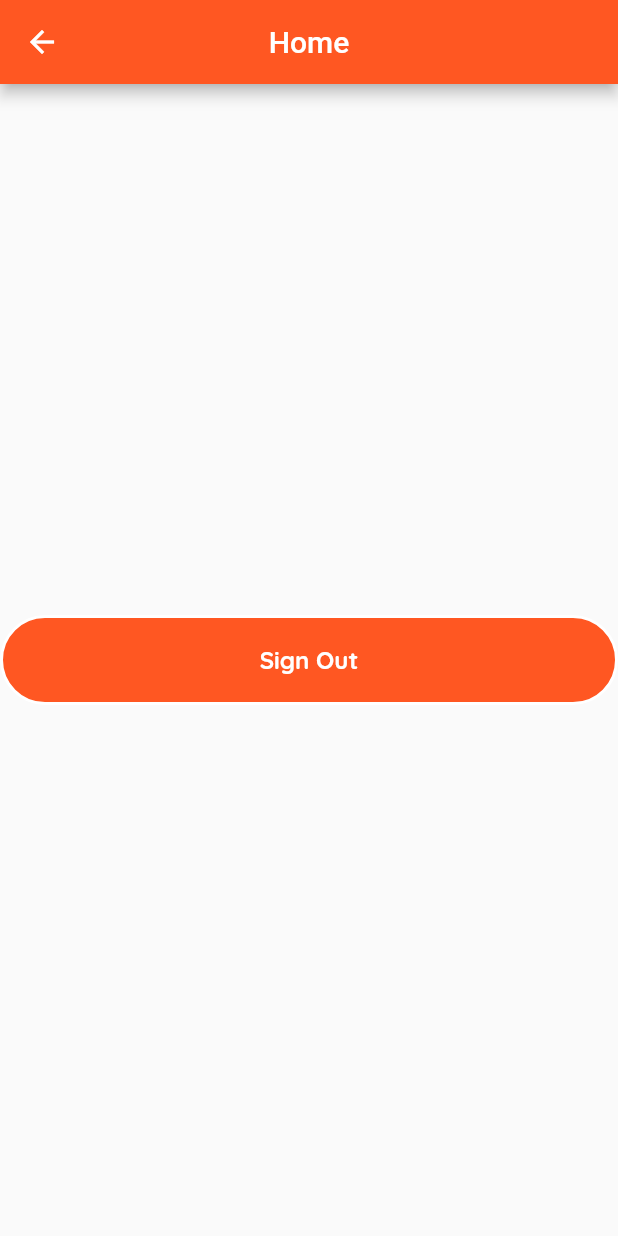
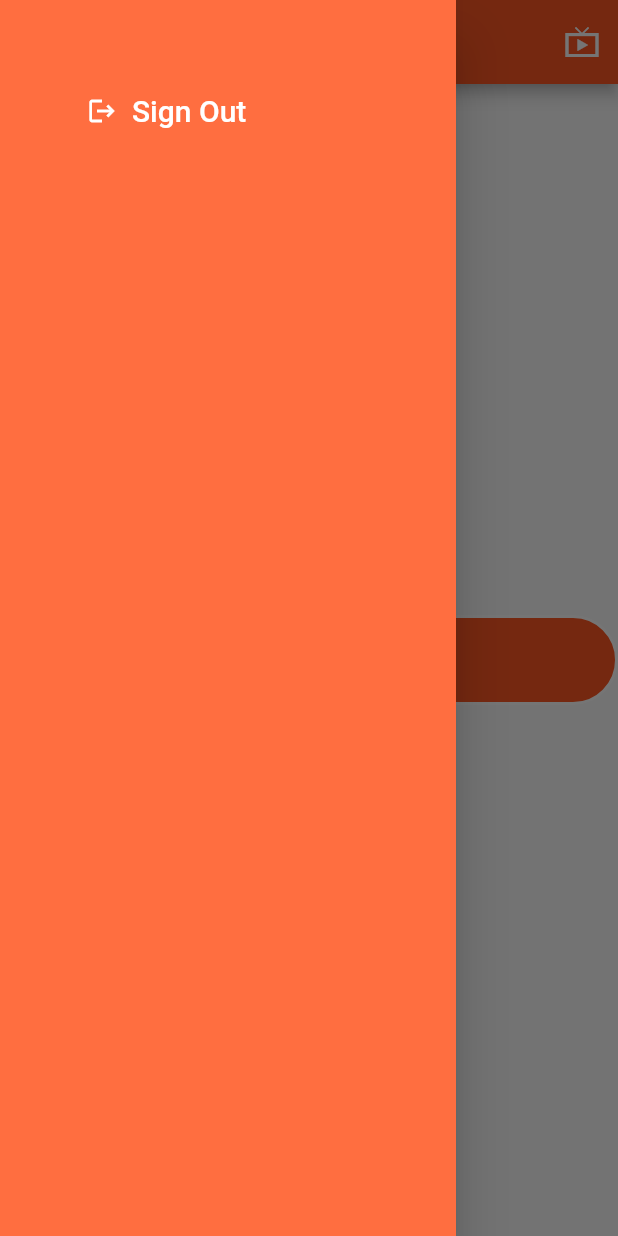
Before and after one commit to GARVIT1235/Food_Ordering_App-Delightss-, a Flutter app: the HomePage screen opened by its route, with the side drawer open (before the commit the screen has no drawer), on a phone screen of 412 x 824 dp. Run offline on Flutter 3.47's test engine with Material 2 defaults, Android fonts, the phone set to English and light mode, and no system bars; our stand-ins replace animated_text_kit, firebase_auth, firebase_core, flutter_map, fluttertoast, geocoding and 4 more; accounts and stored records are empty.

Commit message:
second 1.0

```diff
--- a/lib/Pages/Home.dart
+++ b/lib/Pages/Home.dart
@@ -1,4 +1,5 @@
 import 'package:Delightss/Services/Login.dart';
+import 'package:Delightss/Widgets/Drawer.dart';
 import 'package:flutter/material.dart';
 import 'package:provider/provider.dart';
 
@@ -7,9 +8,17 @@ class HomePage extends StatelessWidget {
   Widget build(BuildContext context) {
     LoginService loginService = Provider.of<LoginService>(context, listen: false);
     return Scaffold(
+        drawer: Drawer(
+            child: SideBar()
+        ),
       appBar: AppBar(
         title: Text('Home'),
         centerTitle: true,
+        actions: [
+          loginService.isUserLoggedIn()?
+          IconButton(icon: Icon(Icons.live_tv_sharp), onPressed: () {  },):
+          IconButton(icon: Icon(Icons.block), onPressed: () {  },)
+        ],
       ),
       body: Center(
         child: Container(
--- a/lib/Services/Map.dart
+++ b/lib/Services/Map.dart
@@ -100,7 +100,7 @@ class _MapServiceState extends State<MapService> {
                 children: [
                   Expanded(
                     flex: 2,
-                      child: Text(currentAddress)),
+                      child: Text(currentAddress,style: TextStyle(color: Colors.white,fontWeight: FontWeight.bold),)),
                   SizedBox(width: 8,),
                   Expanded(
                     flex: 1,
@@ -108,7 +108,7 @@ class _MapServiceState extends State<MapService> {
                         onPressed: () {
                           _determinePosition();
                         },
-                        child: Text('Locate me')),
+                        child: Text('Locate me',style: TextStyle(color: Colors.white,fontWeight:FontWeight.bold ),)),
                   ),
                 ],
               ),
--- a/lib/Widgets/Drawer.dart
+++ b/lib/Widgets/Drawer.dart
@@ -0,0 +1,72 @@
+import 'package:Delightss/Services/Login.dart';
+import 'package:flutter/material.dart';
+import 'package:provider/provider.dart';
+
+class SideBar extends StatelessWidget {
+  @override
+  Widget build(BuildContext context) {
+
+    LoginService loginService = Provider.of<LoginService>(context, listen: false);
+
+    bool userLoggedIn = loginService.loggedInUserModel != null;
+
+    return Scaffold(
+        body: Container(
+          color: Colors.deepOrangeAccent,
+            padding: EdgeInsets.all(50),
+            child: Column(
+              crossAxisAlignment: CrossAxisAlignment.stretch,
+              mainAxisAlignment: MainAxisAlignment.spaceBetween,
+              children: [
+                Column(
+                  children: [
+                    TextButton(
+                        onPressed: () async {
+                          if (userLoggedIn) {
+                            await loginService.signOut();
+                            Navigator.of(context).pushReplacementNamed('/login');
+                          }
+                          else {
+                            bool success = await loginService.signInWithGoogle();
+                            if (success) {
+                              Navigator.of(context).pushReplacementNamed('/home');
+                            }
+                          }
+                        },
+                        child: Row(
+                          children: [
+                            Icon(userLoggedIn ? Icons.logout : Icons.login, color: Colors.white, size: 20),
+                            SizedBox(width: 10),
+                            Text(userLoggedIn ? 'Sign Out ' : 'Login ',
+                                style: TextStyle(color: Colors.white, fontSize: 20)
+                            )
+                          ],
+                        )
+                    ),
+                    SizedBox(height: 10),
+                    Visibility(
+                        visible: !userLoggedIn,
+                        child: TextButton(
+                            onPressed: ()  {
+
+                            },
+                            child: Row(
+                              children: [
+                                Icon(Icons.home, color: Colors.white, size: 20),
+                                SizedBox(width: 10),
+                                Text('Welcome ',
+                                    style: TextStyle(color: Colors.white, fontSize: 20)
+                                )
+                              ],
+                            )
+                        )
+                    )
+                  ],
+                ),
+              ],
+            )
+        )
+    );
+  }
+
+}
--- a/pubspec.yaml
+++ b/pubspec.yaml
@@ -20,7 +20,6 @@ dependencies:
   firebase_auth:
   google_sign_in:
   provider:
-  flutter_multi_formatter:
   geolocator:
   geocoding:
   flutter_map:
```
Also changed, not shown: lib/Pages/Details.dart (+4 -6 lines), pubspec.lock, 5 other files.
